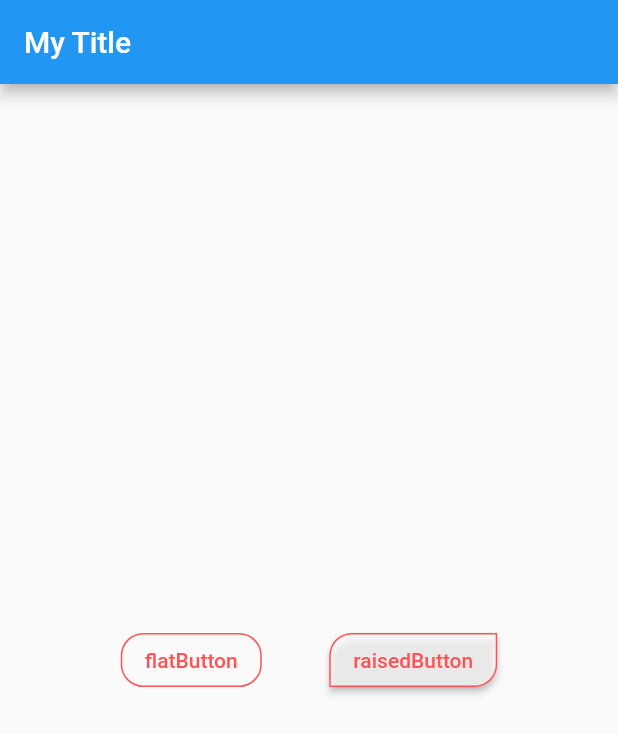
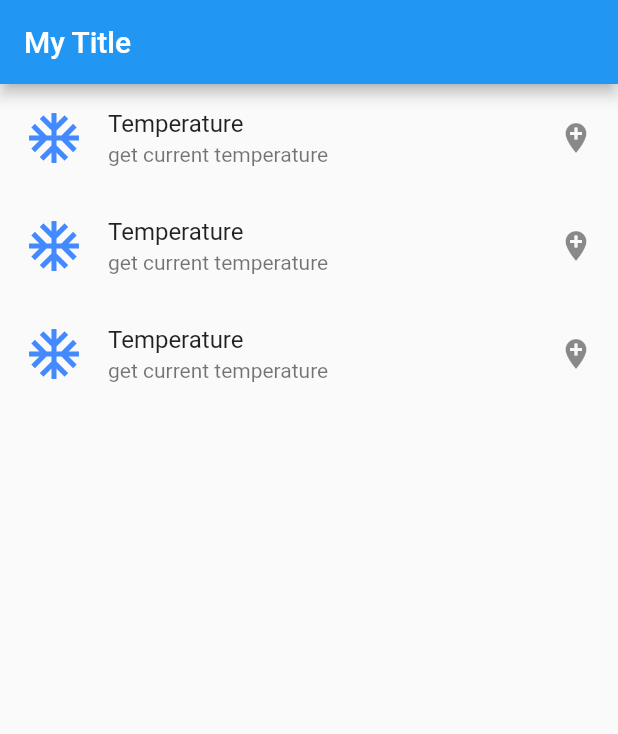
Before and after one commit to AymenSoft/MyFlutterTraining, a Flutter app: the screen it shows after launch, on a phone screen of 412 x 824 dp. Shown: the top 734 px of the screen. Run offline on Flutter 3.47's test engine with Material 2 defaults, Android fonts, the phone set to English and light mode, and no system bars; our stand-ins replace fluttertoast.

Commit message:
create static list view, use debug log, use toast, use snake bar

```diff
--- /dev/null
+++ b/lib/layouts/create_static_list_view.dart
@@ -0,0 +1,84 @@
+import 'package:flutter/material.dart';
+import 'package:fluttertoast/fluttertoast.dart';
+
+///create static list view
+///use debug log
+///use toast
+///use snake bar
+class CreateStaticListView extends StatelessWidget{
+  @override
+  Widget build(BuildContext context) {
+    return listView(context);
+  }
+
+  Widget listView(BuildContext context){
+    var list = ListView(
+      children: <Widget>[
+        ListTile(
+          leading: Icon(
+              Icons.ac_unit,
+              color: Colors.blueAccent,
+              size: 40
+          ),
+          title: Text("Temperature"),
+          subtitle: Text("get current temperature"),
+          trailing: Icon(Icons.add_location),
+          hoverColor: Colors.blueAccent,
+          onTap: (){
+            //use log
+            debugPrint("hello world");
+          },
+        ),
+        ListTile(
+          leading: Icon(
+              Icons.ac_unit,
+              color: Colors.blueAccent,
+              size: 40
+          ),
+          title: Text("Temperature"),
+          subtitle: Text("get current temperature"),
+          trailing: Icon(Icons.add_location),
+          hoverColor: Colors.blueAccent,
+          onTap: (){
+            //use toast
+            Fluttertoast.showToast(
+                msg: "This is Center Short Toast",
+                toastLength: Toast.LENGTH_SHORT,
+                gravity: ToastGravity.CENTER,
+                timeInSecForIosWeb: 1,
+                backgroundColor: Colors.blueAccent,
+                textColor: Colors.white,
+                fontSize: 16.0
+            );
+          },
+        ),
+        ListTile(
+          leading: Icon(
+              Icons.ac_unit,
+              color: Colors.blueAccent,
+              size: 40
+          ),
+          title: Text("Temperature"),
+          subtitle: Text("get current temperature"),
+          trailing: Icon(Icons.add_location),
+          hoverColor: Colors.blueAccent,
+          onTap: (){
+            //use snake bare
+            Scaffold.of(context).showSnackBar(SnackBar(
+              content: Text("Sending Message"),
+              action: SnackBarAction(
+                label: "DONE",
+                onPressed: (){
+                  Scaffold.of(context).hideCurrentSnackBar();
+                },
+              ),
+            ));
+          },
+        )
+      ],
+    );
+
+    return list;
+  }
+
+}
--- a/lib/main.dart
+++ b/lib/main.dart
@@ -1,4 +1,4 @@
-import 'package:first_flutter_app/layouts/create_button.dart';
+import 'package:first_flutter_app/layouts/create_static_list_view.dart';
 import 'package:flutter/material.dart';
 
 void main(){
@@ -16,7 +16,7 @@ class MyApp extends StatelessWidget{
             title: Text("My Title"),
         ),
         body:  Center(
-          child: CreateButton(),
+          child: CreateStaticListView(),
         )
       ),
     );
--- a/pubspec.yaml
+++ b/pubspec.yaml
@@ -28,6 +28,7 @@ dependencies:
   # The following adds the Cupertino Icons font to your application.
   # Use with the CupertinoIcons class for iOS style icons.
   cupertino_icons: ^0.1.3
+  fluttertoast: ^7.1.1
 
 dev_dependencies:
   flutter_test:
```
